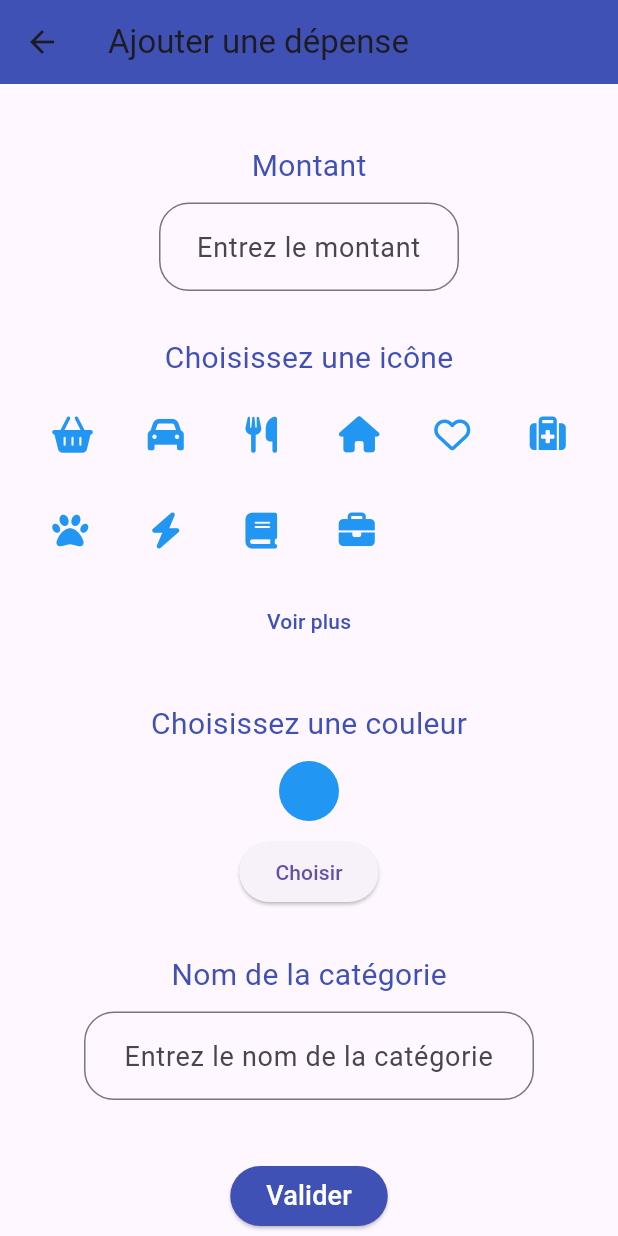
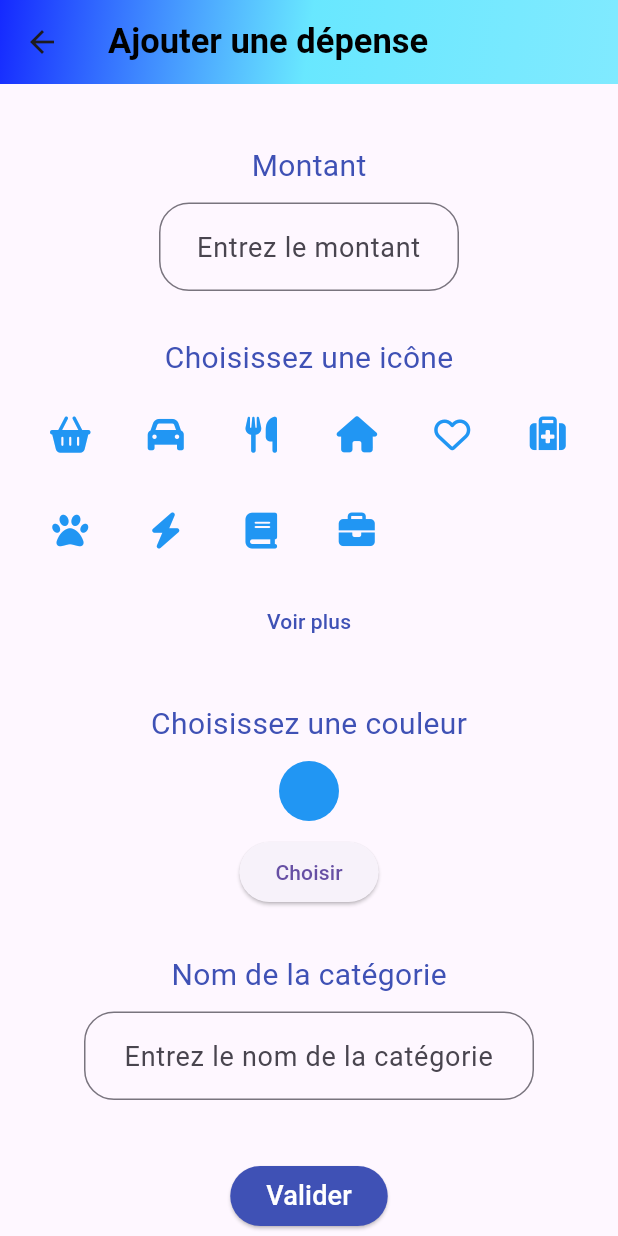
Before and after one commit to mdeport/budget_app, a Flutter app: the AjouterDepensePage screen opened directly, on a phone screen of 412 x 824 dp. Run offline on Flutter 3.47's test engine with Material 3 defaults, Android fonts, the phone set to English and light mode, and no system bars; our stand-ins replace cloud_firestore, firebase_auth, firebase_core, font_awesome_flutter, google_fonts, syncfusion_flutter_charts; missing offline and left inert: flutter_material_color_picker; accounts and stored records are empty.

Commit message:
maj de la selection d'icon maintenant il est possible de modifier les depense, effet d'ombre rajouter dans la list des depense derrière et maj de certain titre mis en gras

```diff
--- a/lib/pages/page-contenue-app/page-budget/Page-depense/page-ajouts-depense.dart
+++ b/lib/pages/page-contenue-app/page-budget/Page-depense/page-ajouts-depense.dart
@@ -78,8 +78,24 @@ class _AjouterDepensePageState extends State<AjouterDepensePage> {
 
     return Scaffold(
       appBar: AppBar(
-        title: const Text('Ajouter une dépense'),
-        backgroundColor: Colors.indigo,
+        title: const Text('Ajouter une dépense',
+            style: TextStyle(
+                color: Colors.black,
+                fontWeight: FontWeight.bold,
+                fontSize: 23)),
+        flexibleSpace: Container(
+          decoration: const BoxDecoration(
+            gradient: LinearGradient(
+              begin: Alignment.topLeft,
+              end: Alignment.bottomRight,
+              colors: [
+                Color.fromARGB(255, 21, 41, 255),
+                Color.fromARGB(234, 91, 230, 255),
+                Color.fromARGB(197, 91, 230, 255),
+              ],
+            ),
+          ),
+        ),
       ),
       body: Padding(
         padding: const EdgeInsets.all(20.0),
@@ -124,15 +140,22 @@ class _AjouterDepensePageState extends State<AjouterDepensePage> {
               itemCount: displayedIcons.length,
               itemBuilder: (context, index) {
                 final icon = displayedIcons[index];
-                return IconButton(
-                  icon: Icon(icon, color: selectedColor),
-                  onPressed: () {
+                return GestureDetector(
+                  onTap: () {
                     setState(() {
                       selectedIcon = icon;
                       chosenIcon = icon;
                     });
                   },
-                  color: selectedIcon == icon ? Colors.indigo : Colors.grey,
+                  child: Container(
+                    decoration: BoxDecoration(
+                      borderRadius: const BorderRadius.all(Radius.circular(25)),
+                      color: selectedIcon == icon
+                          ? Colors.indigo.withOpacity(0.2)
+                          : null,
+                    ),
+                    child: Icon(icon, color: selectedColor),
+                  ),
                 );
               },
             ),
```
Also changed, not shown: lib/base-de-donnees/page-depense-controlleur.dart (+9 -12 lines), lib/pages/page-contenue-app/page-budget/page-budget-principal.dart (+25 -11 lines).
